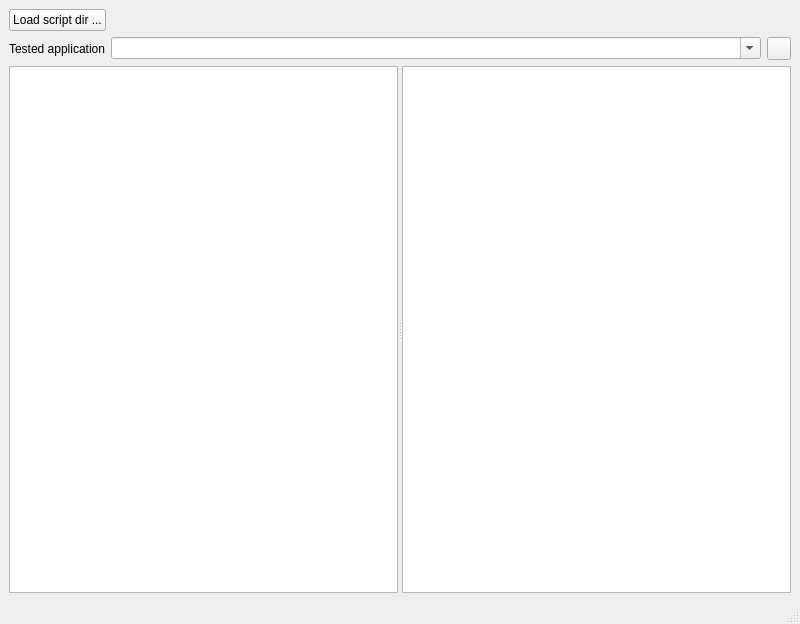
The window that gui/src/MainWindow.ui (troopa81/Qats) describes before a commit, drawn with Qt 5.
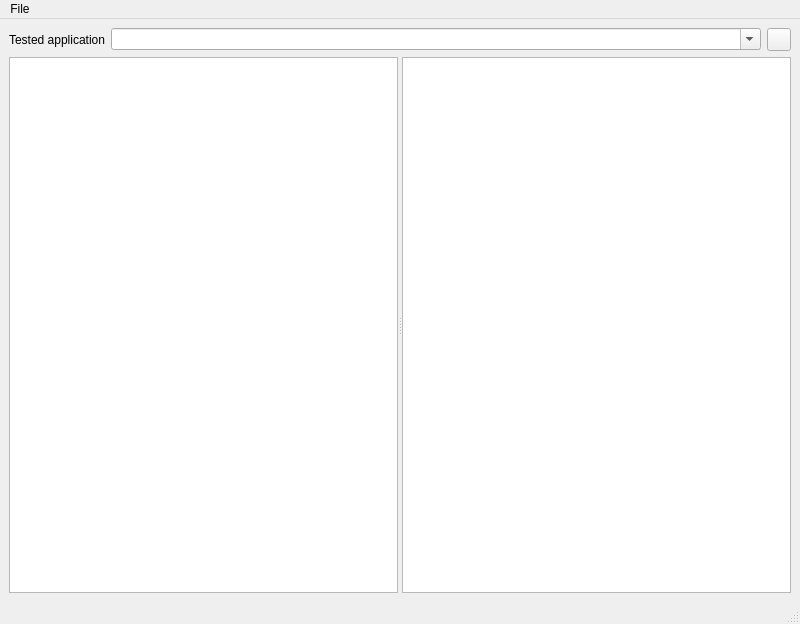
The same window after the commit.

Commit message: Add open script directory as an action from file menu Add a recent script directory action from file menu

Patch:
```diff
--- a/gui/src/MainWindow.ui
+++ b/gui/src/MainWindow.ui
@@ -15,30 +15,6 @@
   </property>
   <widget class="QWidget" name="centralwidget">
    <layout class="QVBoxLayout" name="verticalLayout">
-    <item>
-     <layout class="QHBoxLayout" name="horizontalLayout">
-      <item>
-       <widget class="QPushButton" name="_loadScripts">
-        <property name="text">
-         <string>Load script dir ...</string>
-        </property>
-       </widget>
-      </item>
-      <item>
-       <spacer name="horizontalSpacer">
-        <property name="orientation">
-         <enum>Qt::Horizontal</enum>
-        </property>
-        <property name="sizeHint" stdset="0">
-         <size>
-          <width>40</width>
-          <height>20</height>
-         </size>
-        </property>
-       </spacer>
-      </item>
-     </layout>
-    </item>
     <item>
      <layout class="QHBoxLayout" name="horizontalLayout_3">
       <item>
@@ -94,6 +70,14 @@
      <height>25</height>
     </rect>
    </property>
+   <widget class="QMenu" name="menuFile">
+    <property name="title">
+     <string>File</string>
+    </property>
+    <addaction name="_loadScriptDirAction"/>
+    <addaction name="_recentScriptDirsAction"/>
+   </widget>
+   <addaction name="menuFile"/>
   </widget>
   <widget class="QStatusBar" name="statusbar"/>
  </widget>
```
Left out of the diff: 10 changed lines with no effect on the pictures. The commit also changes 2 other files.
